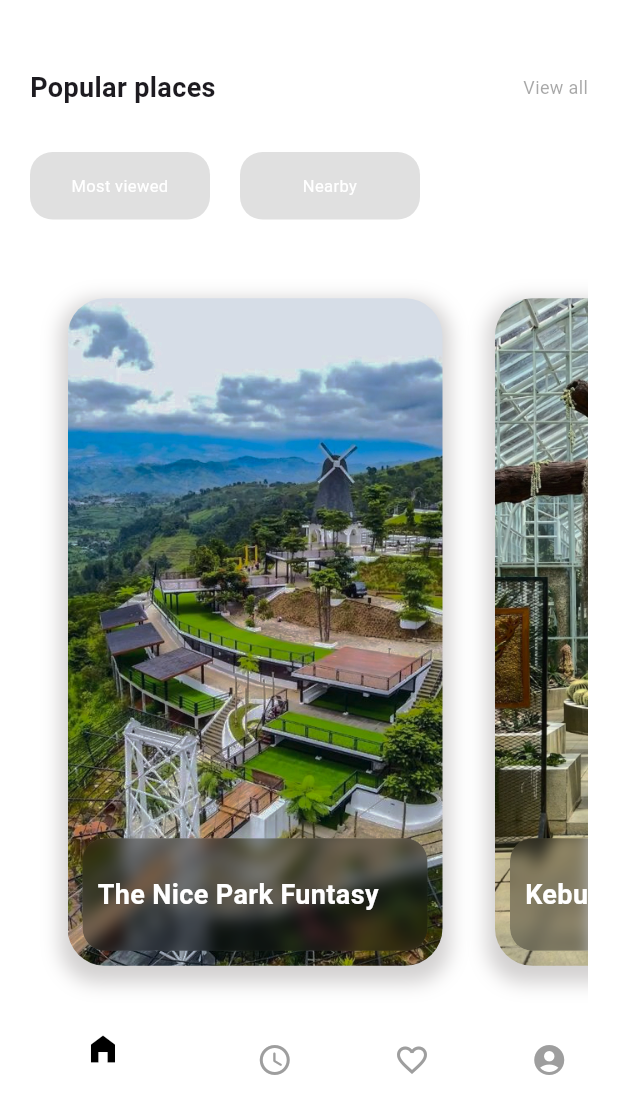
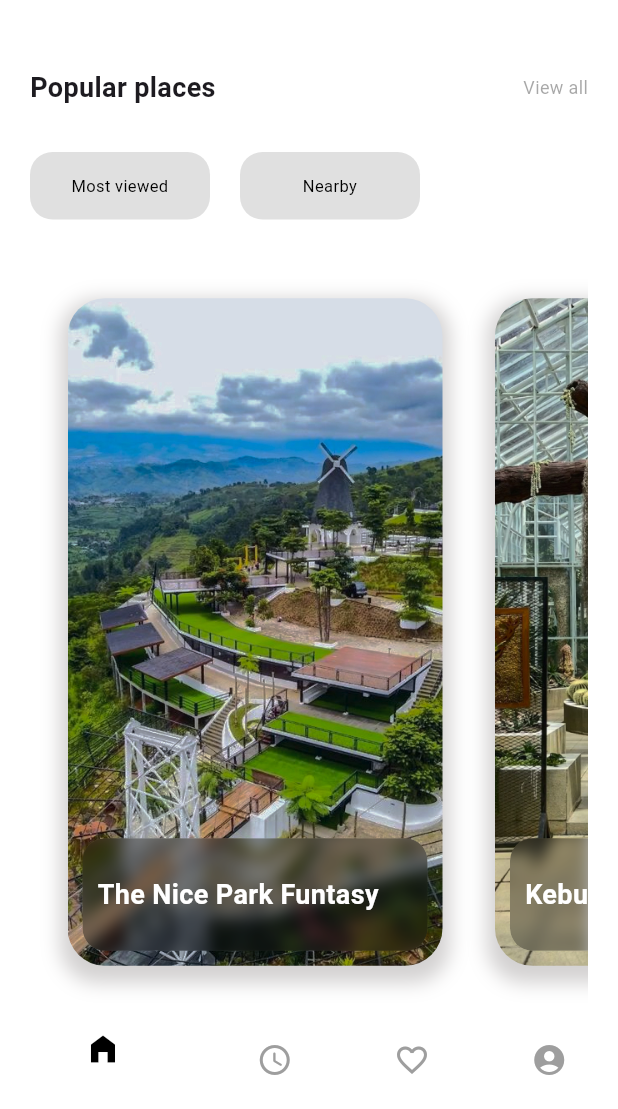
Before and after one commit to dhiasz/Mobile, a Flutter app: the HomePage screen opened directly, on a phone screen of 412 x 824 dp, the part 127-1236 px from its top. Run offline on Flutter 3.47's test engine with Material 3 defaults, Android fonts, the phone set to English and light mode, and no system bars; our stand-ins replace google_fonts, lottie, table_calendar; network calls fail.

Commit message:
color text

```diff
--- a/lib/materimodulscreens/utama.dart
+++ b/lib/materimodulscreens/utama.dart
@@ -250,7 +250,7 @@ class _HomePageState extends State<HomePage> {
                           child: const Text(
                             'Most viewed',
                             style: TextStyle(
-                              color: Colors.white,
+                              color: Colors.black,
                               fontSize: 11.0, // Teks menjadi bold
                             ),
                             textAlign: TextAlign
@@ -284,7 +284,7 @@ class _HomePageState extends State<HomePage> {
                           child: const Text(
                             'Nearby',
                             style: TextStyle(
-                              color: Colors.white,
+                              color: Colors.black,
                               fontSize: 11.0,
                             ),
                             textAlign: TextAlign.center,
@@ -459,10 +459,7 @@ Widget builduser(String username, BuildContext context) {
           child: ListView(
             children: [
               _buildMenuOption(Icons.person, "Profile", () {
-                Navigator.push(
-                  context,
-                  MaterialPageRoute(builder: (context) =>  ProfilePage(username : username)),
-                );
+
               }),
               _buildMenuOption(Icons.logout, "Log Out", () {
                 Navigator.push(
--- a/lib/screens/Loginpage.dart
+++ b/lib/screens/Loginpage.dart
@@ -94,7 +94,7 @@ class _LoginFormState extends State<LoginForm> {
                     borderSide: const BorderSide(color: Colors.grey, width: 2.0),
                     borderRadius: BorderRadius.circular(15),
                   ),
-                  labelText: 'Email or -Username',
+                  labelText: 'Email or Username',
                   labelStyle: const TextStyle(color: Colors.black), fillColor: Colors.grey
                 ),
               ),
```
Also changed, not shown: lib/main.dart (+4 -139 lines).
